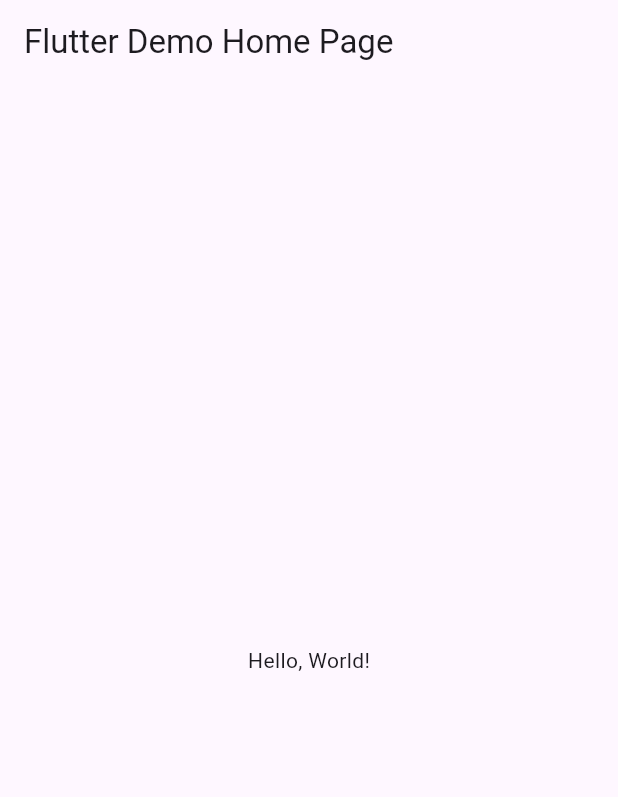
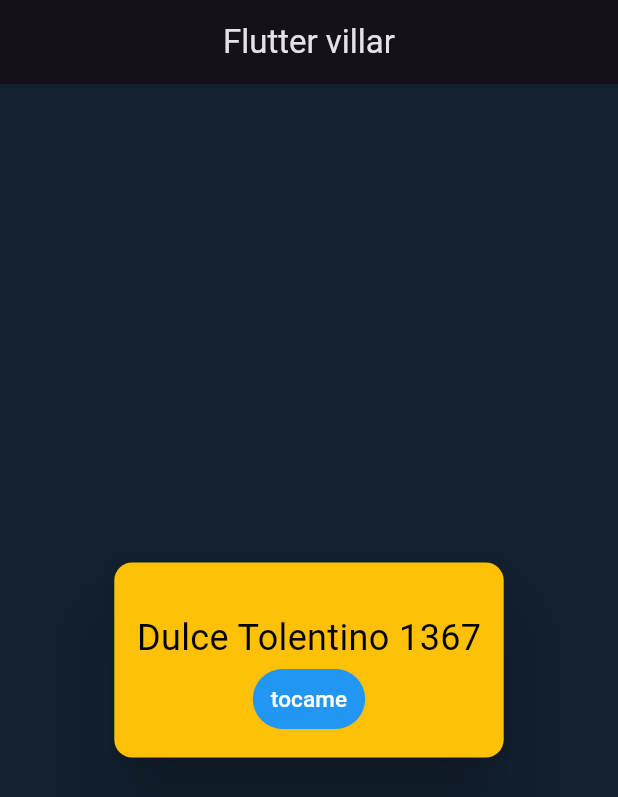
Before and after one commit to Dulce-Maria-Tolentino-De-Anda/CursoFlutter1367, a Flutter app: the screen it shows after launch, on a phone screen of 412 x 824 dp. Shown: the top 797 px of the screen. Run offline on Flutter 3.47's test engine with Material 3 defaults, Android fonts, the phone set to English and light mode, and no system bars; missing offline and left inert: dart:html.

Commit message:
ahora si

```diff
--- a/lib/main.dart
+++ b/lib/main.dart
@@ -1,43 +1,24 @@
 import 'package:flutter/material.dart';
+import 'package:tolentinocurso/mi_widgets/mi_tarjeta.dart';
 
-void main() => runApp(MyApp());
+const Color darkBlue = Color(0xFF12202F);
+void main() => runApp(MiTarjeta());
 
-class MyApp extends StatelessWidget {
-  const MyApp({super.key});
-  // This widget is the root of your application.
+class MiTarjeta extends StatelessWidget {
+  const MiTarjeta({Key? key}) : super(key: key);
+
   @override
   Widget build(BuildContext context) {
     return MaterialApp(
-      // Application name
-      title: 'Flutter Hello World',
-      // Application theme data, you can set the colors for the application as
-      // you want
-      theme: ThemeData(
-        // useMaterial3: false,
-        primarySwatch: Colors.blue,
-      ),
-      // A widget which will be started on application startup
-      home: MyHomePage(title: 'Flutter Demo Home Page'),
-    );
+        theme: ThemeData.dark().copyWith(scaffoldBackgroundColor: darkBlue),
+        debugShowCheckedModeBanner: false,
+        title: "Flutter Widget Tarjeta Card",
+        home: Scaffold(
+          appBar: AppBar(
+            title: const Text("Flutter villar"),
+            centerTitle: true,
+          ),
+          body: LaTarjeta(),
+        ));
   }
 }
-
-class MyHomePage extends StatelessWidget {
-  final String title;
-  const MyHomePage({super.key, required this.title});
-
-  @override
-  Widget build(BuildContext context) {
-    return Scaffold(
-      appBar: AppBar(
-        // The title text which will be shown on the action bar
-        title: Text(title),
-      ),
-      body: Center(
-        child: Text(
-          'Hello, World!',
-        ),
-      ),
-    );
-  }
-}
--- /dev/null
+++ b/lib/mi_widgets/mi_tarjeta.dart
@@ -0,0 +1,38 @@
+import 'dart:html';
+
+import 'package:flutter/material.dart';
+
+class LaTarjeta extends StatelessWidget {
+  const LaTarjeta({Key? key}) : super(key: key);
+
+  @override
+  Widget build(BuildContext context) {
+    return Center(
+      child: Container(
+        height: 150,
+        child: Card(
+          elevation: 20,
+          margin: EdgeInsets.symmetric(vertical: 10.0, horizontal: 5.0),
+          color: Colors.amber,
+          child: Padding(
+            padding: EdgeInsets.all(15),
+            child: Column(
+              mainAxisAlignment: MainAxisAlignment.end,
+              children: <Widget>[
+                SizedBox(height: 8),
+                Text("Dulce Tolentino 1367",
+                    style: TextStyle(color: Colors.black, fontSize: 24)),
+                TextButton(
+                  child: Text("tocame",
+                      style: TextStyle(color: Colors.white, fontSize: 15)),
+                  style: TextButton.styleFrom(backgroundColor: Colors.blue),
+                  onPressed: () {},
+                )
+              ],
+            ),
+          ),
+        ),
+      ),
+    );
+  }
+}
```
Also changed, not shown: Z_recursos/card.jpg (added), 1 other file.
